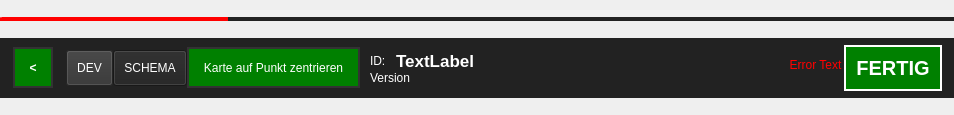
This is fim/gui/form/saveBar.ui in b-lack/qgis-fim-plugin as Qt 5 draws it before an edit. The edited form follows.
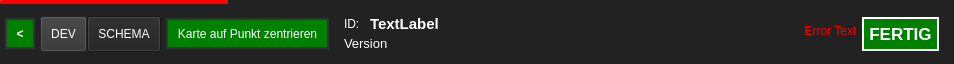
This is the edited form.

```diff
--- a/fim/gui/form/saveBar.ui
+++ b/fim/gui/form/saveBar.ui
@@ -7,7 +7,7 @@
     <x>0</x>
     <y>0</y>
     <width>954</width>
-    <height>115</height>
+    <height>64</height>
    </rect>
   </property>
   <property name="sizePolicy">
@@ -129,22 +129,6 @@
       <property name="bottomMargin">
        <number>5</number>
       </property>
-      <item>
-       <spacer name="horizontalSpacer_4">
-        <property name="orientation">
-         <enum>Qt::Horizontal</enum>
-        </property>
-        <property name="sizeType">
-         <enum>QSizePolicy::Fixed</enum>
-        </property>
-        <property name="sizeHint" stdset="0">
-         <size>
-          <width>10</width>
-          <height>20</height>
-         </size>
-        </property>
-       </spacer>
-      </item>
       <item>
        <widget class="QToolButton" name="lfbHomeBtn">
         <property name="font">
@@ -160,7 +144,8 @@
          <string notr="true">QToolButton{
 	border: 2px solid #333;
 	color: #555;
-	margin: 3px;
+	margin: 0 5px;
+	padding: 5px;
 }
 QToolButton:enabled{
 	background-color: green;
@@ -172,22 +157,6 @@
         </property>
        </widget>
       </item>
-      <item>
-       <spacer name="horizontalSpacer_3">
-        <property name="orientation">
-         <enum>Qt::Horizontal</enum>
-        </property>
-        <property name="sizeType">
-         <enum>QSizePolicy::Fixed</enum>
-        </property>
-        <property name="sizeHint" stdset="0">
-         <size>
-          <width>10</width>
-          <height>20</height>
-         </size>
-        </property>
-       </spacer>
-      </item>
       <item>
        <widget class="QPushButton" name="lfbDevBtn">
         <property name="cursor">
@@ -218,6 +187,8 @@
          <string notr="true">QToolButton{
 	border: 2px solid #333;
 	color: #555;
+	margin: 0 5px;
+	padding: 5px;
 }
 QToolButton:enabled{
 	background-color: green;
@@ -258,10 +229,13 @@
           <property name="orientation">
            <enum>Qt::Vertical</enum>
           </property>
+          <property name="sizeType">
+           <enum>QSizePolicy::Fixed</enum>
+          </property>
           <property name="sizeHint" stdset="0">
            <size>
             <width>20</width>
-            <height>40</height>
+            <height>3</height>
            </size>
           </property>
          </spacer>
@@ -306,7 +280,7 @@
             </property>
             <property name="font">
              <font>
-              <pointsize>13</pointsize>
+              <pointsize>11</pointsize>
               <weight>75</weight>
               <bold>true</bold>
              </font>
@@ -329,6 +303,11 @@
             <verstretch>0</verstretch>
            </sizepolicy>
           </property>
+          <property name="font">
+           <font>
+            <pointsize>10</pointsize>
+           </font>
+          </property>
           <property name="styleSheet">
            <string notr="true">padding:0;</string>
           </property>
@@ -342,10 +321,13 @@
           <property name="orientation">
            <enum>Qt::Vertical</enum>
           </property>
+          <property name="sizeType">
+           <enum>QSizePolicy::Fixed</enum>
+          </property>
           <property name="sizeHint" stdset="0">
            <size>
             <width>20</width>
-            <height>40</height>
+            <height>3</height>
            </size>
           </property>
          </spacer>
@@ -394,7 +376,7 @@
        <widget class="QPushButton" name="lfbSaveBtn">
         <property name="font">
          <font>
-          <pointsize>15</pointsize>
+          <pointsize>13</pointsize>
           <weight>75</weight>
           <bold>true</bold>
          </font>
@@ -406,7 +388,8 @@
          <string notr="true">QPushButton{
 	border: 2px solid #333;
 	color: #555;
-	margin: 2px;
+	margin: 0 5px;
+	padding: 5px;
 }
 QPushButton:enabled{
 	border: 2px solid #fff;
```
